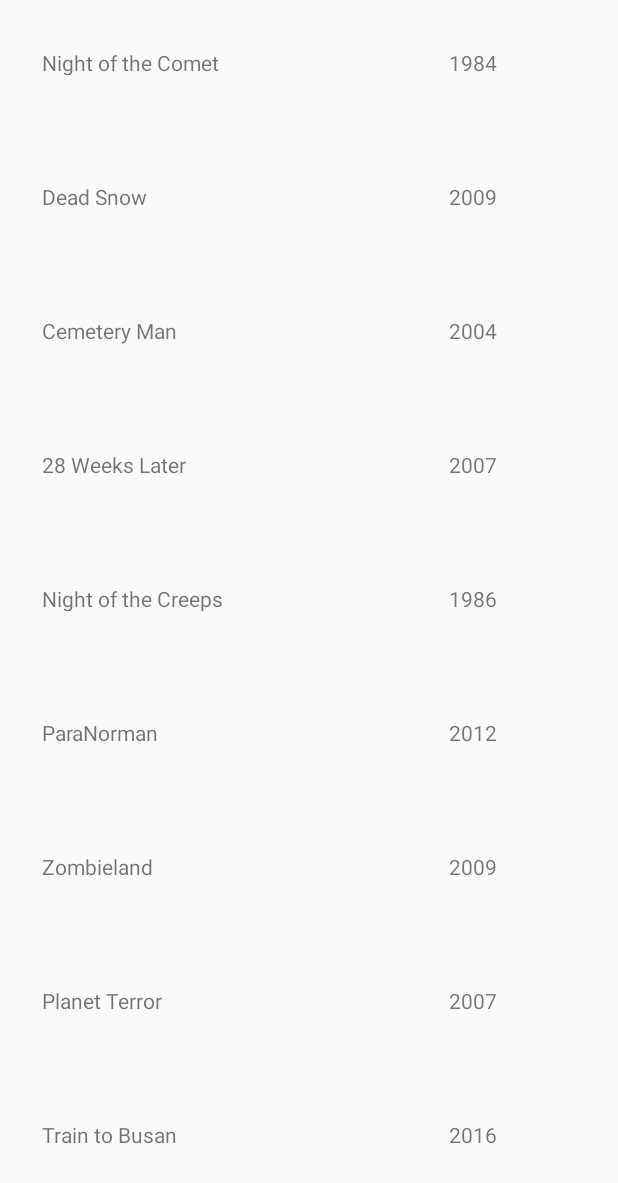
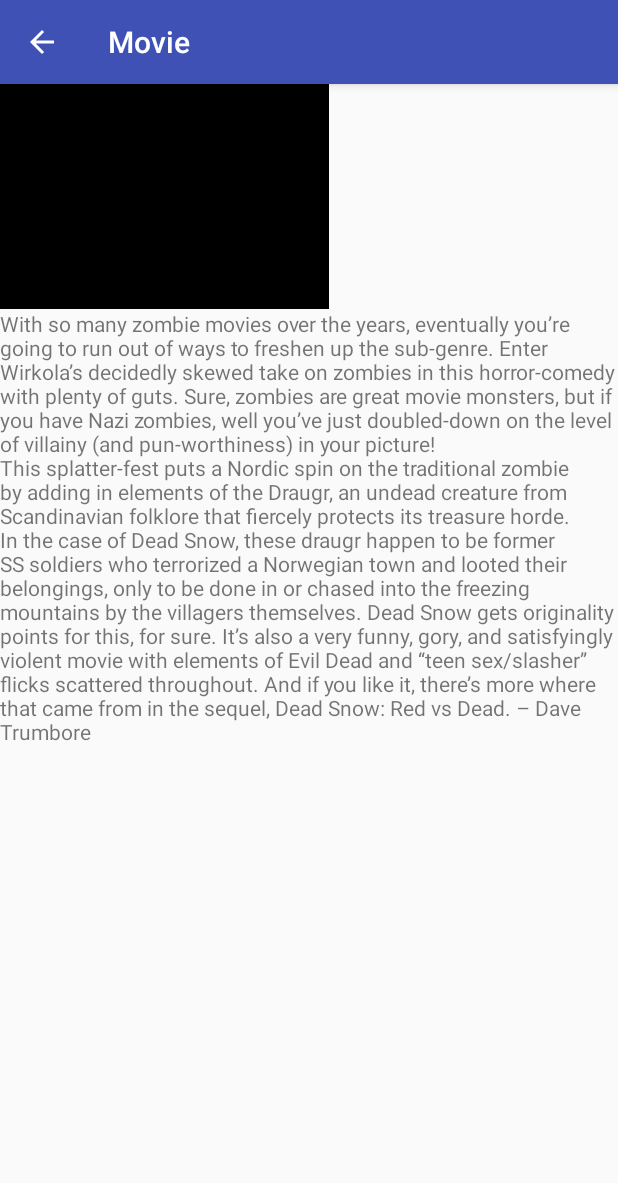
Before and after one commit to hkhual/AD340, an Android app: the Movies screen opened directly, with no data from a screen before it, after a tap on "Dead Snow", on a phone screen of 412 x 824 dp. Shown: the top 1183 px of the screen. Run offline under Robolectric (Android 15) with nearby library versions, the phone set to English and light mode, and no system bars; pictures from the network do not load; 1 other tap on this screen came first.

Commit message:
Update to HW3

```diff
--- a/app/src/main/AndroidManifest.xml
+++ b/app/src/main/AndroidManifest.xml
@@ -29,6 +29,12 @@
 
         </activity>
 
+        <activity android:name=".Movie"
+            android:label="Movie"
+            android:parentActivityName=".Movies">
+
+        </activity>
+
 
     </application>
 
--- a/app/src/main/java/com/example/haukh/home/DisplayMessageActivity.java
+++ b/app/src/main/java/com/example/haukh/home/DisplayMessageActivity.java
@@ -5,7 +5,6 @@ import android.support.v7.app.AppCompatActivity;
 import android.os.Bundle;
 import android.util.Log;
 import android.widget.TextView;
-import android.widget.EditText;
 
 public class DisplayMessageActivity extends AppCompatActivity {
 
@@ -22,7 +21,7 @@ public class DisplayMessageActivity extends AppCompatActivity {
         String message = intent.getStringExtra(MainActivity.EXTRA_MESSAGE);
 
         //Capture the layout's TextView and set the string as its text
-        TextView textView = findViewById(R.id.textView);
+        TextView textView = findViewById(R.id.movie_descrption);
 
         textView.setText(message);
 
--- a/app/src/main/java/com/example/haukh/home/MainActivity.java
+++ b/app/src/main/java/com/example/haukh/home/MainActivity.java
@@ -4,6 +4,7 @@ import android.content.Intent;
 import android.support.v7.app.AppCompatActivity;
 import android.os.Bundle;
 import android.support.v7.widget.RecyclerView;
+import android.util.Log;
 import android.view.View;
 import android.widget.Button;
 import android.widget.EditText;
@@ -13,7 +14,6 @@ public class MainActivity extends AppCompatActivity {
 
     public static final String EXTRA_MESSAGE = "com.example.haukh.home";
 
-    private RecyclerView scroll;
 
 
 
@@ -47,15 +47,9 @@ public class MainActivity extends AppCompatActivity {
     public void movieInfo(View view){
 
            Intent intent = new Intent(this, Movies.class);
-
            startActivity(intent);
 
-
-
-
     }
-
-
 
     public void ButtonClick(View view){
 
@@ -81,8 +75,6 @@ public class MainActivity extends AppCompatActivity {
         Toast.makeText(getApplicationContext(), "You clicked a button 3",
                 Toast.LENGTH_SHORT).show();
 
-
-
     }
 
 
@@ -92,11 +84,42 @@ public class MainActivity extends AppCompatActivity {
         Toast.makeText(getApplicationContext(), "You clicked a button 4",
                 Toast.LENGTH_SHORT).show();
 
+    }
 
+
+    @Override
+    protected void onStart(){
+        super.onStart();
+
+        Log.d(EXTRA_MESSAGE, "onStart started");
+    }
+
+    @Override
+    protected void onPause(){
+        super.onPause();
+
+        Log.d(EXTRA_MESSAGE, "onPause started");
+    }
+
+    @Override
+    protected void onStop(){
+        super.onStop();
+        Log.d(EXTRA_MESSAGE, "onStop started");
 
     }
 
+    @Override
+    protected void onDestroy(){
+        super.onDestroy();
+        Log.d(EXTRA_MESSAGE, "onDestroy started");
+    }
 
+
+    @Override
+    protected void onRestart(){
+        super.onRestart();
+        Log.d(EXTRA_MESSAGE, "onRestart started");
+    }
 
 
 }
--- /dev/null
+++ b/app/src/main/java/com/example/haukh/home/Movie.java
@@ -0,0 +1,47 @@
+package com.example.haukh.home;
+
+import android.content.Intent;
+import android.media.Image;
+import android.os.Bundle;
+import android.support.v7.app.AppCompatActivity;
+import android.view.View;
+import android.widget.EditText;
+import android.widget.ImageView;
+import android.widget.TextView;
+import android.widget.Toast;
+
+public class Movie extends AppCompatActivity {
+
+
+    public TextView description;
+    public ImageView image;
+
+    protected void onCreate(Bundle savedInstanceState){
+        super.onCreate(savedInstanceState);
+        setContentView(R.layout.movie_item);
+
+        inputDescrption();
+
+    }
+
+
+
+
+
+    public void inputDescrption(){
+
+        //Get the bundle
+        Bundle bundle = getIntent().getExtras();
+
+        //Extract the data
+        String moviesDescription = bundle.getString("movie");
+
+        TextView textDescription = (TextView) findViewById(R.id.movie_descrption);
+
+       textDescription.setText(moviesDescription);
+
+
+    }
+
+
+}
--- a/app/src/main/java/com/example/haukh/home/Movies.java
+++ b/app/src/main/java/com/example/haukh/home/Movies.java
@@ -1,5 +1,7 @@
 package com.example.haukh.home;
 
+import android.content.Intent;
+import android.media.Image;
 import android.os.Bundle;
 import android.support.v7.app.AppCompatActivity;
 import android.support.v7.widget.LinearLayoutManager;
@@ -8,10 +10,13 @@ import android.support.v7.widget.Toolbar;
 import android.view.LayoutInflater;
 import android.view.View;
 import android.view.ViewGroup;
+import android.widget.EditText;
+import android.widget.ImageView;
 import android.widget.TextView;
 import android.widget.Toast;
 
-import java.util.ArrayList;
+import org.w3c.dom.Text;
+
 
 public class Movies extends AppCompatActivity {
 
@@ -19,6 +24,8 @@ public class Movies extends AppCompatActivity {
     private RecyclerView mRecyclerView;
     private RecyclerView.Adapter mAdapter;
     private RecyclerView.LayoutManager mLayoutManager;
+
+
 
     String[][] movies = {
             {"Night of the Comet","1984","","http://collider.com/wp-content/uploads/2016/10/night-of-comet.jpg","What would kids in the 1980s do if the apocalypse blew through the world without them noticing? Hang out at the mall, but of course. That’s the set-up for this very funny, quite dated horror-comedy, which begins when a quartet of adolescents lock themselves inside a projection booth at the mall’s multiplex. This somehow allows them to live through an extinction level event of some sort, which has also left roaming bands of murderous mutants. Catherine Mary Stewart of the equally inexplicable Weekend at Bernie’s leads the film, but it’s a movie of mood more than substance ultimately. Does the wealth-fueled naiveté of the average white teenager survive in a vacuum? Does it go away when they are being hunted for sustenance? It’s an interesting to watch on these terms and when the zombies show up, director Thom Eberhardt adds menace and a tight feel for suspense to the action sequences. And if we’re being honest, it belongs on this list for its soundtrack alone. The rest of this is just whip cream and cherries. – Chris Cabin"},
@@ -51,7 +58,7 @@ public class Movies extends AppCompatActivity {
         setContentView(R.layout.list_layout);
         mRecyclerView = (RecyclerView) findViewById(R.id.my_recycler_view);
 
-       //oolbar toolbar = findViewById(R.id.toolbar);
+       //Toolbar toolbar = findViewById(R.id.toolbar);
         //tSupportActionBar(toolbar);
         //tSupportActionBar().setDisplayHomeAsUpEnabled(true);
 
@@ -69,7 +76,6 @@ public class Movies extends AppCompatActivity {
     }
 
 
-
             public class MyAdapter extends RecyclerView.Adapter<MyAdapter.ViewHolder> {
                 private String[][] mDataset;
 
@@ -80,17 +86,46 @@ public class Movies extends AppCompatActivity {
                     // each data item is just a string in this case
                     public TextView mTitle;
                     public TextView mYear;
+
+                    public ImageView movieImage;
+                    public TextView movieDescription;
+
+
+
+
                     public ViewHolder(View v) {
 
                         super(v);
 
                         mTitle = (TextView)v.findViewById(R.id.movie_title);
                         mYear = (TextView)v.findViewById(R.id.movie_year);
+
+
+
+                        //movieImage =(ImageView) v.findViewById(R.id.movie_list);
+                        //movieDescription = (TextView) v.findViewById(R.id.movie_descrption);
+
+
                         v.setOnClickListener(new View.OnClickListener() {
                             @Override public void onClick(View v) {
                                 int pos = getAdapterPosition();
                                 Toast.makeText(itemView.getContext(), movies[pos][0], Toast.LENGTH_SHORT).show();
-                              //  showMovie(pos);
+
+                                // showMovie(pos);
+
+                                Intent intent = new Intent(Movies.this, Movie.class);
+
+
+                                //Create the bundle
+                                Bundle bundle = new Bundle();
+                                bundle.putString("movie", movies[pos][4]);
+
+                                //Add the bundle to the intent
+                                intent.putExtras(bundle);
+
+                                startActivity(intent);
+
+
                             }
                         });
 
@@ -121,6 +156,8 @@ public class Movies extends AppCompatActivity {
                     holder.mTitle.setText(mDataset[position][0]);
                     holder.mYear.setText(mDataset[position][1]);
 
+                   // holder.movieImage.setImageURI(mDataset[position][3]);
+                  //  holder.movieDescription.setText(mDataset[position][4]);
 
                 }
 
--- a/app/src/main/res/layout/activity_display_message.xml
+++ b/app/src/main/res/layout/activity_display_message.xml
@@ -7,7 +7,6 @@
     tools:context=".DisplayMessageActivity">
 
     <TextView
-        android:id="@+id/textView"
         android:layout_width="192dp"
         android:layout_height="33dp"
         android:layout_marginBottom="280dp"
@@ -28,7 +27,7 @@
         android:text="@string/myText2"
         android:textSize="24sp"
         android:textStyle="bold"
-        app:layout_constraintBottom_toTopOf="@+id/textView"
+        app:layout_constraintBottom_toTopOf="@+id/movie_descrption"
         app:layout_constraintEnd_toEndOf="parent"
         app:layout_constraintHorizontal_bias="0.503"
         app:layout_constraintStart_toStartOf="parent"
--- /dev/null
+++ b/app/src/main/res/layout/movie_item.xml
@@ -0,0 +1,50 @@
+<?xml version="1.0" encoding="utf-8"?>
+
+
+<android.support.constraint.ConstraintLayout xmlns:android="http://schemas.android.com/apk/res/android"
+    xmlns:app="http://schemas.android.com/apk/res-auto"
+    xmlns:tools="http://schemas.android.com/tools"
+    android:id="@+id/MovieList"
+    android:layout_width="match_parent"
+    android:layout_height="match_parent">
+
+
+    <ScrollView
+        android:layout_width="match_parent"
+        android:layout_height="match_parent">
+
+        <LinearLayout
+            android:layout_width="match_parent"
+            android:layout_height="wrap_content"
+            android:orientation="vertical" >
+
+            <android.support.design.widget.CollapsingToolbarLayout
+                android:id="@+id/toolbar_layout"
+                android:layout_width="match_parent"
+                android:layout_height="match_parent"
+                android:fitsSystemWindows="true"
+                app:contentScrim="?attr/colorPrimary"
+                app:layout_scrollFlags="scroll|exitUntilCollapsed"
+                app:toolbarId="@+id/toolbar"
+                tools:layout_editor_absoluteX="0dp"
+                tools:layout_editor_absoluteY="154dp">
+
+            </android.support.design.widget.CollapsingToolbarLayout>
+
+            <ImageView
+                android:id="@+id/movie_list"
+                android:layout_width="219dp"
+                android:layout_height="150dp"
+                android:contentDescription="@string/movie_image"
+                app:srcCompat="@android:color/background_dark" />
+
+            <TextView
+                android:id="@+id/movie_descrption"
+                android:layout_width="match_parent"
+                android:layout_height="359dp"
+                android:text="@string/movie_description" />
+
+        </LinearLayout>
+    </ScrollView>
+
+</android.support.constraint.ConstraintLayout>
--- a/app/src/main/res/layout/recyclerview_item.xml
+++ b/app/src/main/res/layout/recyclerview_item.xml
@@ -30,4 +30,5 @@
         app:layout_constraintStart_toEndOf="@+id/movie_title"
         app:layout_constraintTop_toTopOf="parent"
         app:layout_constraintVertical_bias="0.0" />
+
 </android.support.constraint.ConstraintLayout>
--- a/app/src/main/res/menu/menu_scrolling.xml
+++ b/app/src/main/res/menu/menu_scrolling.xml
@@ -2,6 +2,7 @@
     xmlns:app="http://schemas.android.com/apk/res-auto"
     xmlns:tools="http://schemas.android.com/tools"
     tools:context="com.example.haukh.home.ScrollingActivity">
+
     <item
         android:id="@+id/action_settings"
         android:orderInCategory="100"
--- a/app/src/main/res/values/strings.xml
+++ b/app/src/main/res/values/strings.xml
@@ -1,22 +1,19 @@
 <resources>
     <string name="app_name">Home</string>
 
-    <string name="myText">Enter a text to send!</string>
-
     <string name="sendButton">Send</string>
-
-
     <string name="movieButton">Movies</string>
 
-
+    <string name="myText">Enter a text to send!</string>
     <string name="myText2">Received Text message</string>
 
 
-
     <string name="title_movies">Movies</string>
+    <string name="year_movies">Year</string>
 
 
-    <string name="year_movies">Year</string>
+    <string name="movie_image">Movie Image</string>
+    <string name="movie_description">Movie Description</string>
 
 
     <string name="large_text">
```
Also changed, not shown: app/src/main/res/values/styles.xml (indentation only), 3 other files.
